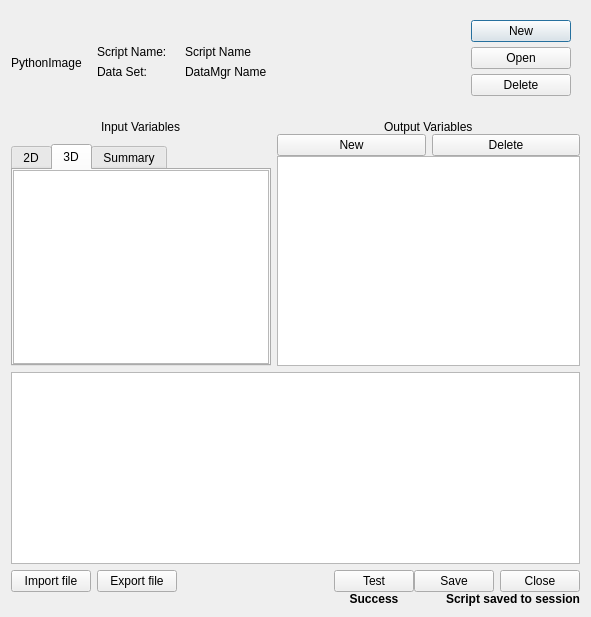
Qt form apps/vaporgui/PythonVariablesGUI.ui (StasJ/vapor-formatted) before a commit.
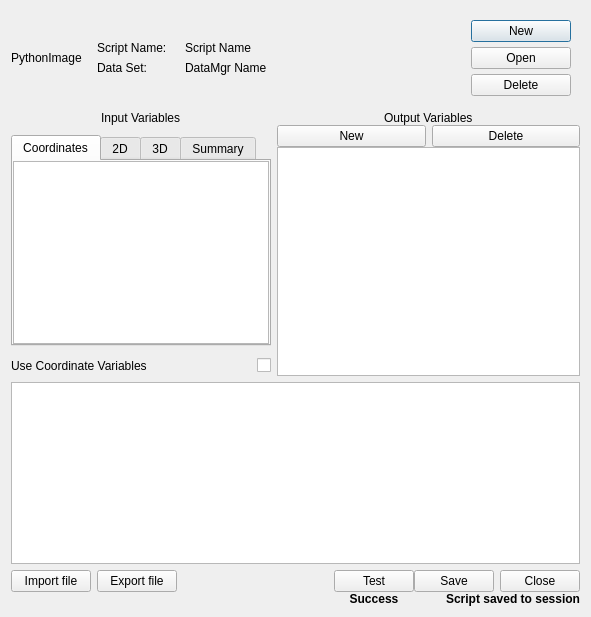
The same form after that commit.

Commit message: Added Coordinate variables

Diff of the .ui file:
```diff
--- a/apps/vaporgui/PythonVariablesGUI.ui
+++ b/apps/vaporgui/PythonVariablesGUI.ui
@@ -575,9 +575,34 @@
          <item>
           <widget class="QTabWidget" name="tabWidget">
            <property name="currentIndex">
-            <number>1</number>
+            <number>0</number>
            </property>
-           <widget class="QWidget" name="tab">
+           <widget class="QWidget" name="_coordTb">
+            <attribute name="title">
+             <string>Coordinates</string>
+            </attribute>
+            <layout class="QVBoxLayout" name="verticalLayout_19">
+             <property name="spacing">
+              <number>0</number>
+             </property>
+             <property name="leftMargin">
+              <number>0</number>
+             </property>
+             <property name="topMargin">
+              <number>0</number>
+             </property>
+             <property name="rightMargin">
+              <number>0</number>
+             </property>
+             <property name="bottomMargin">
+              <number>0</number>
+             </property>
+             <item>
+              <widget class="QTableWidget" name="_coordVarTable"/>
+             </item>
+            </layout>
+           </widget>
+           <widget class="QWidget" name="_2DTab">
             <attribute name="title">
              <string>2D</string>
             </attribute>
@@ -654,6 +679,60 @@
            </widget>
           </widget>
          </item>
+         <item>
+          <widget class="QFrame" name="frame_25">
+           <property name="frameShape">
+            <enum>QFrame::NoFrame</enum>
+           </property>
+           <property name="frameShadow">
+            <enum>QFrame::Raised</enum>
+           </property>
+           <layout class="QHBoxLayout" name="horizontalLayout_11">
+            <property name="spacing">
+             <number>0</number>
+            </property>
+            <property name="leftMargin">
+             <number>0</number>
+            </property>
+            <property name="topMargin">
+             <number>0</number>
+            </property>
+            <property name="rightMargin">
+             <number>0</number>
+            </property>
+            <property name="bottomMargin">
+             <number>0</number>
+            </property>
+            <item>
+             <widget class="QLabel" name="label_3">
+              <property name="text">
+               <string>Use Coordinate Variables</string>
+              </property>
+             </widget>
+            </item>
+            <item>
+             <spacer name="horizontalSpacer_2">
+              <property name="orientation">
+               <enum>Qt::Horizontal</enum>
+              </property>
+              <property name="sizeHint" stdset="0">
+               <size>
+                <width>40</width>
+                <height>20</height>
+               </size>
+              </property>
+             </spacer>
+            </item>
+            <item>
+             <widget class="QCheckBox" name="_useCoordVarCheckbox">
+              <property name="text">
+               <string/>
+              </property>
+             </widget>
+            </item>
+           </layout>
+          </widget>
+         </item>
         </layout>
        </widget>
       </item>
```
Left out of the diff: 4 changed lines with no effect on the pictures. The commit also changes 2 other files.
